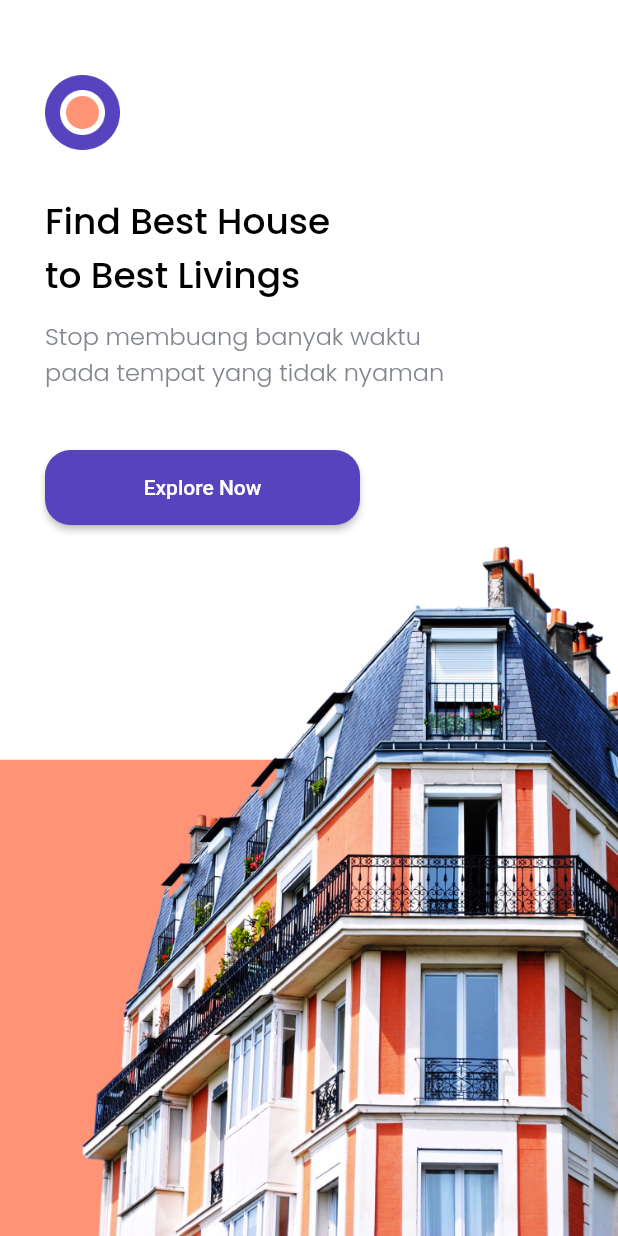
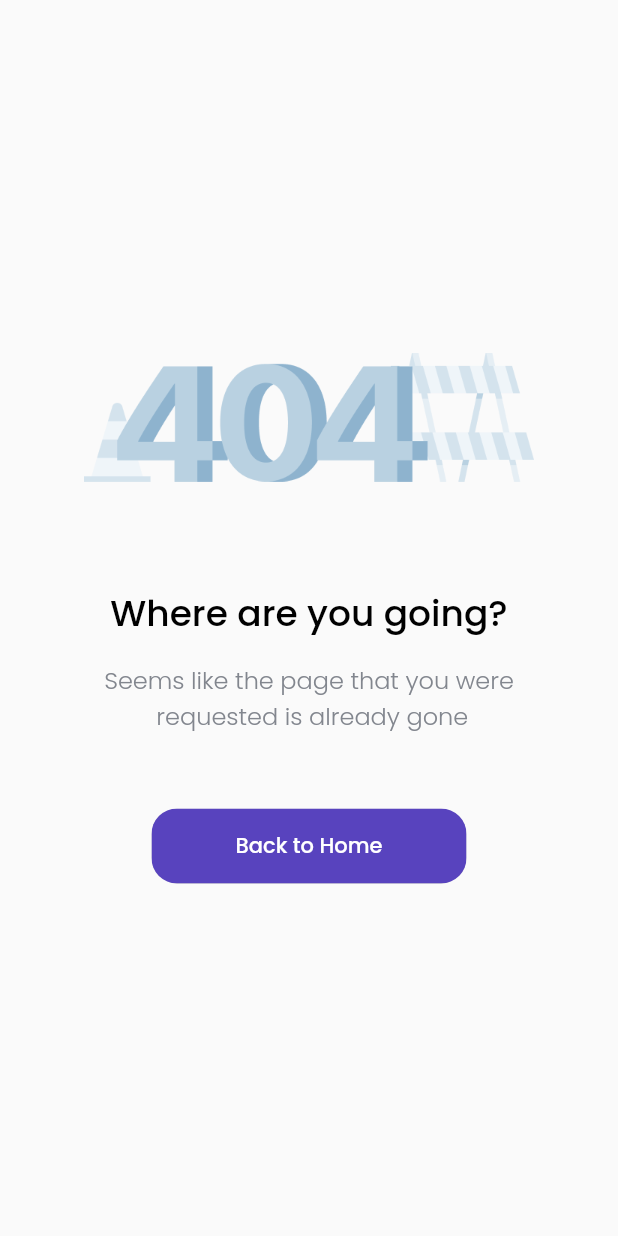
Before and after one commit to rifkytecoder/house-app-flutter-project, a Flutter app: the screen it shows after launch, on a phone screen of 412 x 824 dp. Run offline on Flutter 3.47's test engine with Material 2 defaults, Android fonts, the phone set to English and light mode, and no system bars; our stand-ins replace google_fonts.

Commit message:
create web launcher and telphone launcher using package url_launcher and create ErrorPage if lost web launch

```diff
--- a/lib/main.dart
+++ b/lib/main.dart
@@ -1,6 +1,6 @@
 import 'package:flutter/material.dart';
 
-import 'pages/splash_page.dart';
+import 'pages/error_page.dart';
 
 void main() => runApp(const MyApp());
 
@@ -11,8 +11,8 @@ class MyApp extends StatelessWidget {
   Widget build(BuildContext context) {
     return const MaterialApp(
       debugShowCheckedModeBanner: false,
-      home: SplashPage(),
-      // home: DetailPage(),
+      // home: SplashPage(),
+      home: ErrorPage(),
     );
   }
 }
--- /dev/null
+++ b/lib/pages/error_page.dart
@@ -0,0 +1,53 @@
+import 'package:flutter/material.dart';
+import 'package:flutter_project_house_app/pages/home_page.dart';
+import 'package:flutter_project_house_app/theme.dart';
+
+class ErrorPage extends StatelessWidget {
+  const ErrorPage({super.key});
+
+  @override
+  Widget build(BuildContext context) {
+    return Scaffold(
+      body: SafeArea(
+        bottom: false,
+        child: Column(
+          mainAxisAlignment: MainAxisAlignment.center,
+          children: [
+            Center(child: Image.asset('assets/404_image.png', width: 300)),
+            const SizedBox(height: 70),
+            Text(
+              'Where are you going?',
+              style: blackTextStyle.copyWith(fontSize: 24),
+            ),
+            const SizedBox(height: 14),
+            Text(
+              'Seems like the page that you were\n requested is already gone',
+              style: greyTextStyle.copyWith(fontSize: 16),
+              textAlign: TextAlign.center,
+            ),
+            const SizedBox(height: 50),
+            // button back to home and remove view error 404
+            ClipRRect(
+              borderRadius: BorderRadius.circular(17),
+              child: SizedBox(
+                height: 50,
+                width: 210,
+                child: ElevatedButton(
+                    style: ButtonStyle(
+                        backgroundColor: MaterialStatePropertyAll(purpleColor)),
+                    onPressed: () {
+                      Navigator.pushAndRemoveUntil(
+                          context,
+                          MaterialPageRoute(
+                              builder: (context) => const HomePage()),
+                          (route) => false);
+                    },
+                    child: Text('Back to Home', style: whiteTextStyle)),
+              ),
+            )
+          ],
+        ),
+      ),
+    );
+  }
+}
--- a/lib/widgets/space_card.dart
+++ b/lib/widgets/space_card.dart
@@ -14,8 +14,8 @@ class SpaceCard extends StatelessWidget {
     // TODO: InkWell Response Touch
     return InkWell(
       onTap: () {
-        Navigator.push(context,
-            MaterialPageRoute(builder: (context) => const DetailPage()));
+        Navigator.push(
+            context, MaterialPageRoute(builder: (context) => DetailPage()));
       },
       child: Row(
         children: [
```
Also changed, not shown: lib/pages/detail_page.dart (+63 -9 lines), pubspec.yaml (+1 -6 lines), assets/404_image.png (added), pubspec.lock, 7 other files.
